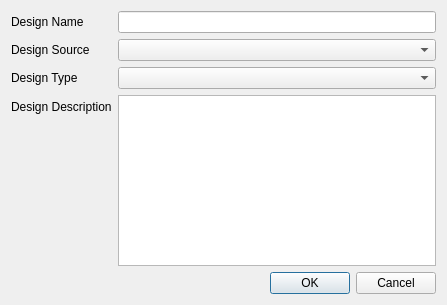
Riverscapes/QRiS, file src/ui/design_dialog.ui: the form before one commit.
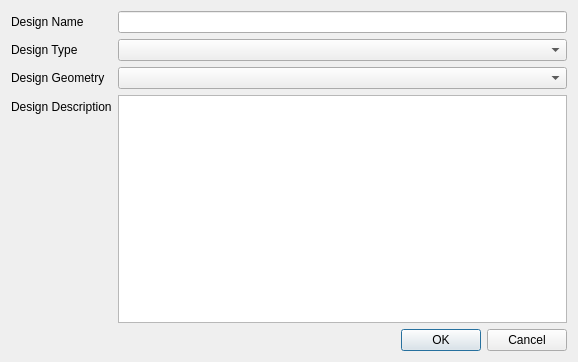
The form after the commit. Icons and pictures are not drawn.

Commit message:
Adds zoi and footprint to designs
Adds the zoi and footprint tables to the design geopackage and add to map functions.

Diff of the .ui file:
```diff
--- a/src/ui/design_dialog.ui
+++ b/src/ui/design_dialog.ui
@@ -6,8 +6,8 @@
    <rect>
     <x>0</x>
     <y>0</y>
-    <width>447</width>
-    <height>305</height>
+    <width>578</width>
+    <height>362</height>
    </rect>
   </property>
   <property name="windowTitle">
@@ -28,37 +28,27 @@
    <item row="0" column="1">
     <widget class="QLineEdit" name="lineEdit_design_name"/>
    </item>
-   <item row="1" column="0">
-    <widget class="QLabel" name="label_2">
-     <property name="text">
-      <string>Design Source</string>
-     </property>
-    </widget>
-   </item>
-   <item row="1" column="1">
-    <widget class="QComboBox" name="comboBox_design_source"/>
-   </item>
-   <item row="2" column="0">
-    <widget class="QLabel" name="label_4">
-     <property name="text">
-      <string>Design Type</string>
-     </property>
-    </widget>
-   </item>
-   <item row="2" column="1">
-    <widget class="QComboBox" name="comboBox_design_type"/>
-   </item>
    <item row="3" column="0">
+    <widget class="QLabel" name="label_2">
+     <property name="text">
+      <string>Design Geometry</string>
+     </property>
+    </widget>
+   </item>
+   <item row="3" column="1">
+    <widget class="QComboBox" name="comboBox_design_geometry"/>
+   </item>
+   <item row="5" column="0">
     <widget class="QLabel" name="label_5">
      <property name="text">
       <string>Design Description</string>
      </property>
     </widget>
    </item>
-   <item row="3" column="1">
+   <item row="5" column="1">
     <widget class="QPlainTextEdit" name="plainTextEdit_design_description"/>
    </item>
-   <item row="4" column="1">
+   <item row="6" column="1">
     <widget class="QDialogButtonBox" name="buttonBox">
      <property name="orientation">
       <enum>Qt::Horizontal</enum>
@@ -68,6 +58,16 @@
      </property>
     </widget>
    </item>
+   <item row="2" column="1">
+    <widget class="QComboBox" name="comboBox_design_type"/>
+   </item>
+   <item row="2" column="0">
+    <widget class="QLabel" name="label_4">
+     <property name="text">
+      <string>Design Type</string>
+     </property>
+    </widget>
+   </item>
   </layout>
  </widget>
  <resources/>
```
The commit also changes 8 other files.
